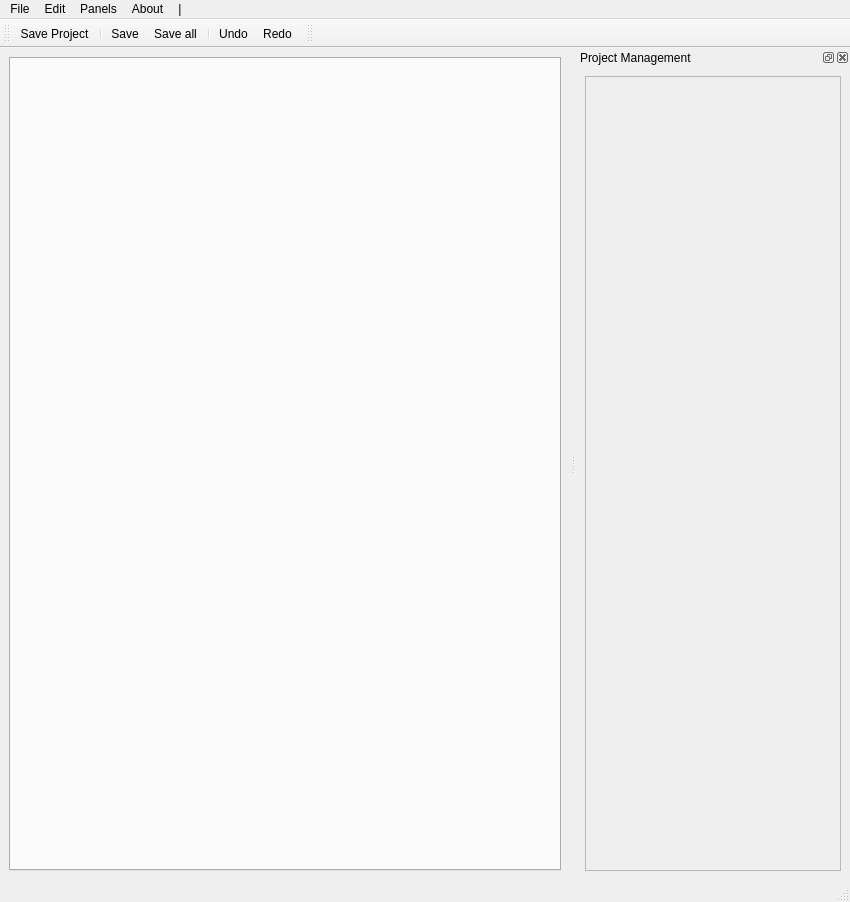
The window that ui/MainWindow.ui (timbaker/ceed) describes before a commit, drawn with Qt 5.
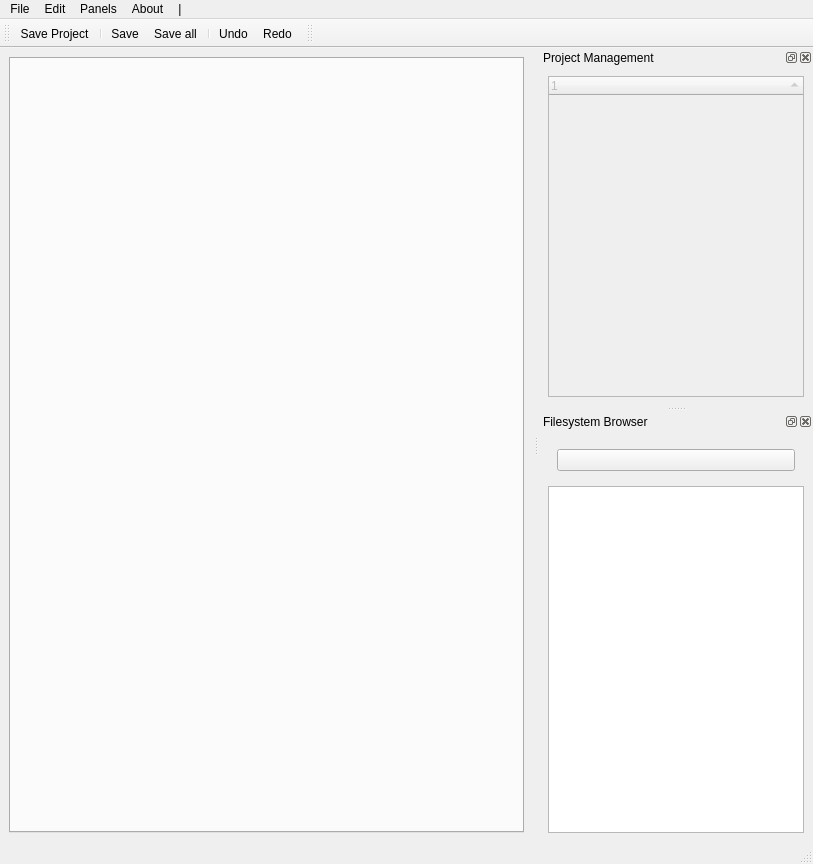
The same window after the commit. Icons and pictures are not drawn.

Commit message:
ADD: Bitmap editor that can preview images and will be able to launch external editing app (GIMP, ...) in the future MOD: Undo Redo is now disabled and enabled when appropriate (it's tabbed editors' responsibility but we disable it in the default case) FIX: Completely changed the way we detect a file has already been opened, now tabbed editor doesn't have to know about project browser at all ADD: Initial Filesystem browser, not really usable yet
(I think it's time to refactor some of the code, I fear MainWindow will grow into a huge unmaintainable class)

```diff
--- a/ui/MainWindow.ui
+++ b/ui/MainWindow.ui
@@ -6,13 +6,25 @@
    <rect>
     <x>0</x>
     <y>0</y>
-    <width>850</width>
-    <height>902</height>
+    <width>813</width>
+    <height>864</height>
    </rect>
   </property>
+  <property name="sizePolicy">
+   <sizepolicy hsizetype="Expanding" vsizetype="Expanding">
+    <horstretch>0</horstretch>
+    <verstretch>0</verstretch>
+   </sizepolicy>
+  </property>
   <property name="windowTitle">
    <string>MainWindow</string>
   </property>
+  <property name="documentMode">
+   <bool>true</bool>
+  </property>
+  <property name="dockNestingEnabled">
+   <bool>false</bool>
+  </property>
   <widget class="QWidget" name="centralwidget">
    <property name="sizePolicy">
     <sizepolicy hsizetype="Expanding" vsizetype="Expanding">
@@ -59,7 +71,7 @@
     <rect>
      <x>0</x>
      <y>0</y>
-     <width>850</width>
+     <width>813</width>
      <height>21</height>
     </rect>
    </property>
@@ -134,6 +146,9 @@
        <property name="enabled">
         <bool>false</bool>
        </property>
+       <property name="sortingEnabled">
+        <bool>true</bool>
+       </property>
        <property name="animated">
         <bool>true</bool>
        </property>
@@ -141,7 +156,7 @@
         <bool>true</bool>
        </property>
        <property name="headerHidden">
-        <bool>true</bool>
+        <bool>false</bool>
        </property>
        <column>
         <property name="text">
@@ -188,6 +203,48 @@
     <bool>false</bool>
    </attribute>
   </widget>
+  <widget class="QDockWidget" name="filesystemBrowser">
+   <property name="windowTitle">
+    <string>Filesystem Browser</string>
+   </property>
+   <attribute name="dockWidgetArea">
+    <number>2</number>
+   </attribute>
+   <widget class="QWidget" name="dockWidgetContents_2">
+    <layout class="QVBoxLayout" name="verticalLayout">
+     <item>
+      <widget class="QWidget" name="filesystemButtons" native="true">
+       <layout class="QHBoxLayout" name="horizontalLayout">
+        <item>
+         <widget class="QPushButton" name="parentDirectory">
+          <property name="text">
+           <string/>
+          </property>
+          <property name="icon">
+           <iconset>
+            <normaloff>icons/actions/filesystem_parent_directory.png</normaloff>icons/actions/filesystem_parent_directory.png</iconset>
+          </property>
+          <property name="iconSize">
+           <size>
+            <width>22</width>
+            <height>22</height>
+           </size>
+          </property>
+         </widget>
+        </item>
+       </layout>
+      </widget>
+     </item>
+     <item>
+      <widget class="QListView" name="filesystemView">
+       <property name="enabled">
+        <bool>true</bool>
+       </property>
+      </widget>
+     </item>
+    </layout>
+   </widget>
+  </widget>
   <action name="actionQuit">
    <property name="icon">
     <iconset>
```
Left out of the diff: 48 changed lines with no effect on the pictures. The commit also changes 7 other files.
